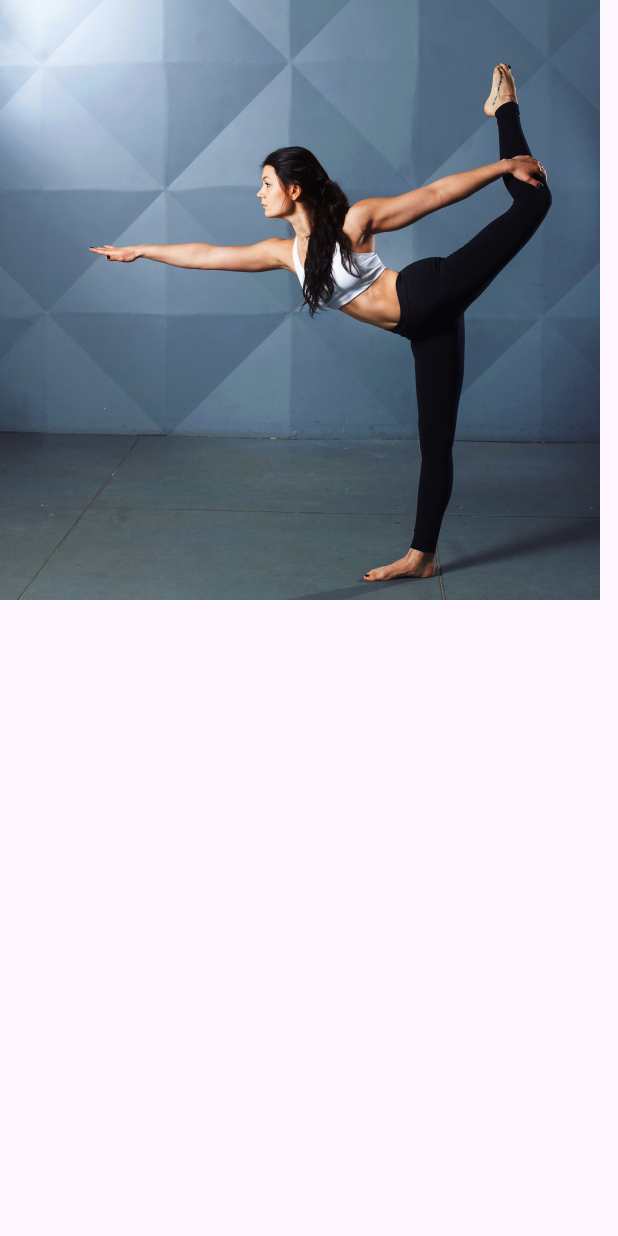
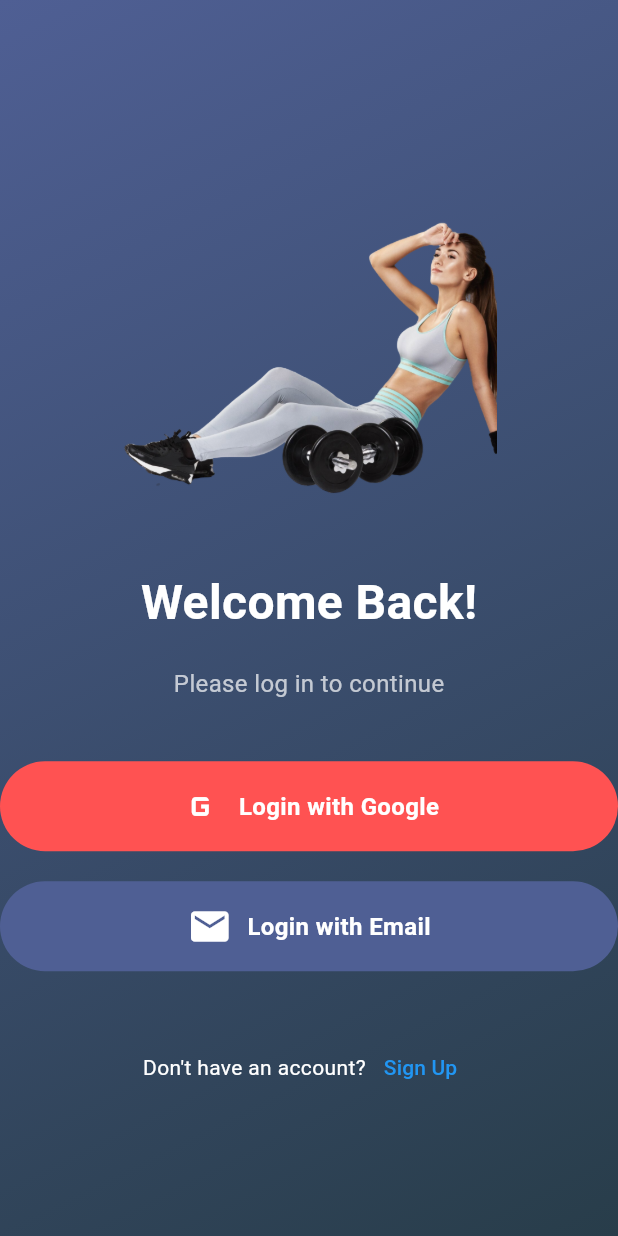
Before and after one commit to shrutiiiiin/workout_flutter, a Flutter app: the LoginscreenView screen opened directly, on a phone screen of 412 x 824 dp. Run offline on Flutter 3.47's test engine with Material 3 defaults, Android fonts, the light colour scheme and no system bars; our stand-ins replace concentric_transition.

Commit message:
login screen added

```diff
--- a/lib/screens/loginscreen/loginscreen_view.dart
+++ b/lib/screens/loginscreen/loginscreen_view.dart
@@ -6,16 +6,133 @@ class LoginscreenView extends StatelessWidget {
   @override
   Widget build(BuildContext context) {
     return Scaffold(
-      body: Column(
-        children: [
-          Container(
-            width: 400,
-            height: 400,
-            decoration: BoxDecoration(
-                image: DecorationImage(
-                    image: AssetImage('assets/login/yoga.png'))),
+      body: Container(
+        decoration: const BoxDecoration(
+          gradient: LinearGradient(
+            colors: [Color(0XFF4F5F94), Color(0XFF283D4A)],
+            begin: Alignment.topLeft,
+            end: Alignment.bottomRight,
           ),
-        ],
+        ),
+        child: SafeArea(
+          child: Center(
+            child: SingleChildScrollView(
+              child: Column(
+                mainAxisAlignment: MainAxisAlignment.center,
+                children: [
+                  // Image
+                  Container(
+                    width: 250,
+                    height: 250,
+                    decoration: const BoxDecoration(
+                      image: DecorationImage(
+                        image: AssetImage(
+                            'assets/login/young-fitness-woman-sportswear-posing-sitting-with-dumbbells-white.png'),
+                        fit: BoxFit.cover,
+                      ),
+                    ),
+                  ),
+                  const SizedBox(height: 40),
+                  // Title
+                  const Text(
+                    'Welcome Back!',
+                    style: TextStyle(
+                      fontSize: 32,
+                      fontWeight: FontWeight.bold,
+                      color: Colors.white,
+                    ),
+                  ),
+                  const SizedBox(height: 20),
+                  // Subtitle
+                  const Text(
+                    'Please log in to continue',
+                    style: TextStyle(
+                      fontSize: 16,
+                      color: Colors.white70,
+                    ),
+                  ),
+                  const SizedBox(height: 40),
+                  Container(
+                    width: double.infinity,
+                    padding: const EdgeInsets.symmetric(vertical: 15),
+                    decoration: BoxDecoration(
+                      color: Colors.redAccent,
+                      borderRadius: BorderRadius.circular(30),
+                    ),
+                    child: const Row(
+                      mainAxisAlignment: MainAxisAlignment.center,
+                      children: [
+                        Icon(
+                          Icons.g_mobiledata,
+                          color: Colors.white,
+                          size: 30,
+                        ),
+                        SizedBox(width: 10),
+                        Text(
+                          'Login with Google',
+                          style: TextStyle(
+                            fontSize: 16,
+                            color: Colors.white,
+                            fontWeight: FontWeight.bold,
+                          ),
+                        ),
+                      ],
+                    ),
+                  ),
+                  const SizedBox(height: 20),
+                  // Email Login Container
+                  Container(
+                    width: double.infinity,
+                    padding: const EdgeInsets.symmetric(vertical: 15),
+                    decoration: BoxDecoration(
+                      color: const Color(0XFF4F5F94),
+                      borderRadius: BorderRadius.circular(30),
+                    ),
+                    child: const Row(
+                      mainAxisAlignment: MainAxisAlignment.center,
+                      children: [
+                        Icon(
+                          Icons.email,
+                          color: Colors.white,
+                          size: 30,
+                        ),
+                        SizedBox(width: 10),
+                        Text(
+                          'Login with Email',
+                          style: TextStyle(
+                            fontSize: 16,
+                            color: Colors.white,
+                            fontWeight: FontWeight.bold,
+                          ),
+                        ),
+                      ],
+                    ),
+                  ),
+                  const SizedBox(height: 40),
+                  // Sign Up Section
+                  Row(
+                    mainAxisAlignment: MainAxisAlignment.center,
+                    children: [
+                      const Text(
+                        'Don\'t have an account?',
+                        style: TextStyle(color: Colors.white),
+                      ),
+                      TextButton(
+                        onPressed: () {
+                          // Add sign-up page navigation
+                        },
+                        child: const Text(
+                          'Sign Up',
+                          style: TextStyle(color: Colors.blue),
+                        ),
+                      ),
+                    ],
+                  ),
+                ],
+              ),
+            ),
+          ),
+        ),
       ),
     );
   }
```
Also changed, not shown: assets/login/young-fitness-woman-sportswear-posing-sitting-with-dumbbells-white.png (added).
